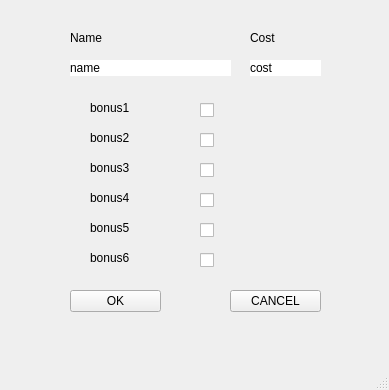
Qt form view/BonusGuiWindow.ui (EvgenyBaz/GIT_HW2) before a commit.
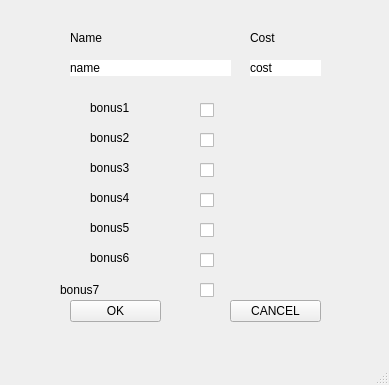
The same form after that commit.

```diff
--- a/view/BonusGuiWindow.ui
+++ b/view/BonusGuiWindow.ui
@@ -7,7 +7,7 @@
     <x>0</x>
     <y>0</y>
     <width>389</width>
-    <height>390</height>
+    <height>385</height>
    </rect>
   </property>
   <property name="windowTitle">
@@ -128,7 +128,7 @@
     <property name="geometry">
      <rect>
       <x>70</x>
-      <y>290</y>
+      <y>300</y>
       <width>91</width>
       <height>22</height>
      </rect>
@@ -141,7 +141,7 @@
     <property name="geometry">
      <rect>
       <x>230</x>
-      <y>290</y>
+      <y>300</y>
       <width>91</width>
       <height>22</height>
      </rect>
@@ -254,6 +254,32 @@
      <string>bonus6</string>
     </property>
    </widget>
+   <widget class="QLabel" name="bonus7">
+    <property name="geometry">
+     <rect>
+      <x>60</x>
+      <y>280</y>
+      <width>131</width>
+      <height>20</height>
+     </rect>
+    </property>
+    <property name="text">
+     <string>bonus7</string>
+    </property>
+   </widget>
+   <widget class="QCheckBox" name="checkBox_7">
+    <property name="geometry">
+     <rect>
+      <x>200</x>
+      <y>280</y>
+      <width>81</width>
+      <height>20</height>
+     </rect>
+    </property>
+    <property name="text">
+     <string/>
+    </property>
+   </widget>
   </widget>
   <widget class="QMenuBar" name="menubar">
    <property name="geometry">
```
